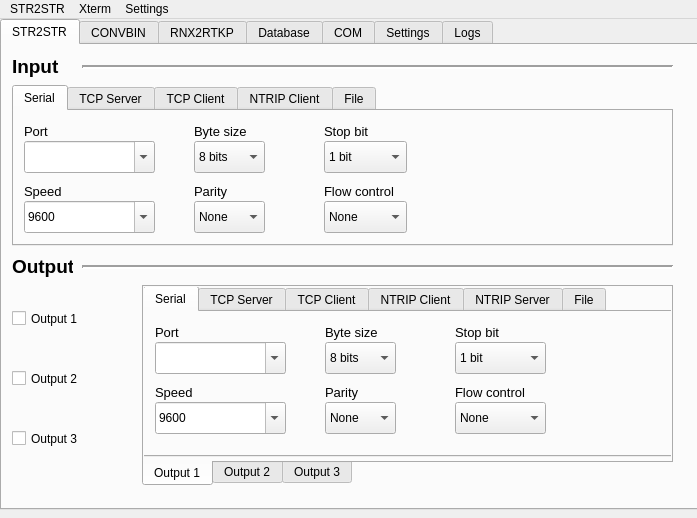
This is design.ui in DanielMamaev/MonCenter as Qt 5 draws it before an edit. The edited form follows.
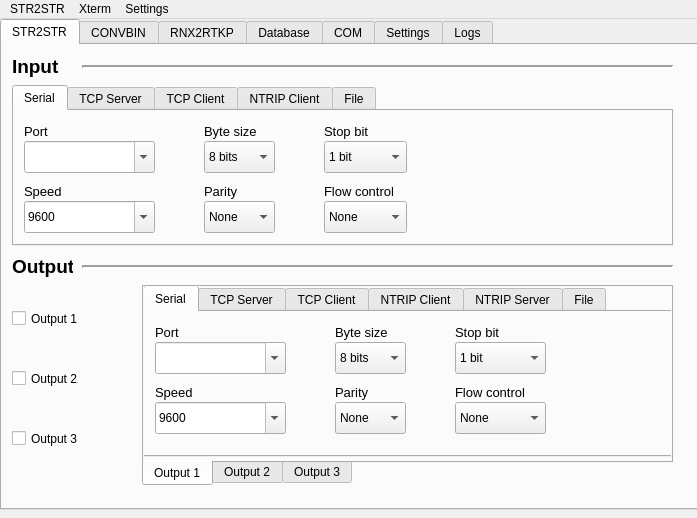
This is the edited form. Icons and pictures are not drawn.

Patch:
```diff
--- a/design.ui
+++ b/design.ui
@@ -314,7 +314,7 @@
        <widget class="QComboBox" name="comboBox_str2str_in_ser_bsize">
         <property name="geometry">
          <rect>
-          <x>180</x>
+          <x>190</x>
           <y>30</y>
           <width>71</width>
           <height>32</height>
@@ -337,7 +337,7 @@
        <widget class="QComboBox" name="comboBox_str2str_in_ser_parity">
         <property name="geometry">
          <rect>
-          <x>180</x>
+          <x>190</x>
           <y>90</y>
           <width>71</width>
           <height>32</height>
@@ -422,7 +422,7 @@
        <widget class="QLabel" name="label_22">
         <property name="geometry">
          <rect>
-          <x>180</x>
+          <x>190</x>
           <y>10</y>
           <width>90</width>
           <height>21</height>
@@ -442,7 +442,7 @@
        <widget class="QLabel" name="label_23">
         <property name="geometry">
          <rect>
-          <x>180</x>
+          <x>190</x>
           <y>70</y>
           <width>90</width>
           <height>21</height>
@@ -873,7 +873,7 @@
          <widget class="QLabel" name="label_55">
           <property name="geometry">
            <rect>
-            <x>180</x>
+            <x>190</x>
             <y>70</y>
             <width>90</width>
             <height>21</height>
@@ -933,7 +933,7 @@
          <widget class="QComboBox" name="comboBox_str2str_out_ser_parity">
           <property name="geometry">
            <rect>
-            <x>180</x>
+            <x>190</x>
             <y>90</y>
             <width>71</width>
             <height>32</height>
@@ -958,7 +958,7 @@
          <widget class="QComboBox" name="comboBox_str2str_out_ser_bsize">
           <property name="geometry">
            <rect>
-            <x>180</x>
+            <x>190</x>
             <y>30</y>
             <width>71</width>
             <height>32</height>
@@ -981,7 +981,7 @@
          <widget class="QLabel" name="label_58">
           <property name="geometry">
            <rect>
-            <x>180</x>
+            <x>190</x>
             <y>10</y>
             <width>90</width>
             <height>21</height>
```
Left out of the diff: 16 changed lines with no effect on the pictures.
